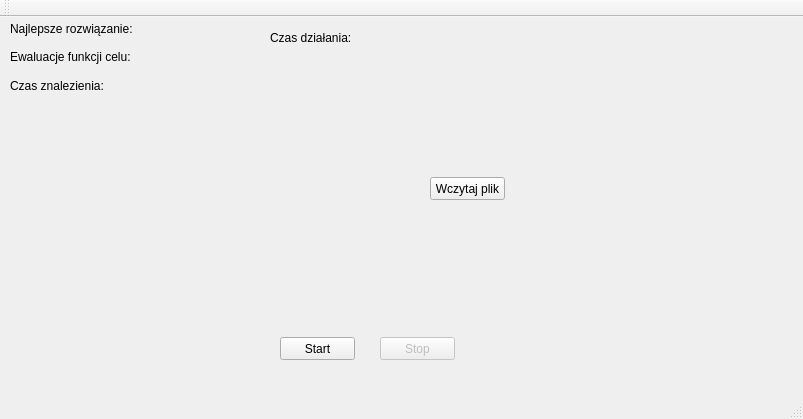
Before: the Qt Designer form OrderP3 GUI/OrderP3GUI.ui in simonusher/p4, drawn with Qt 5.
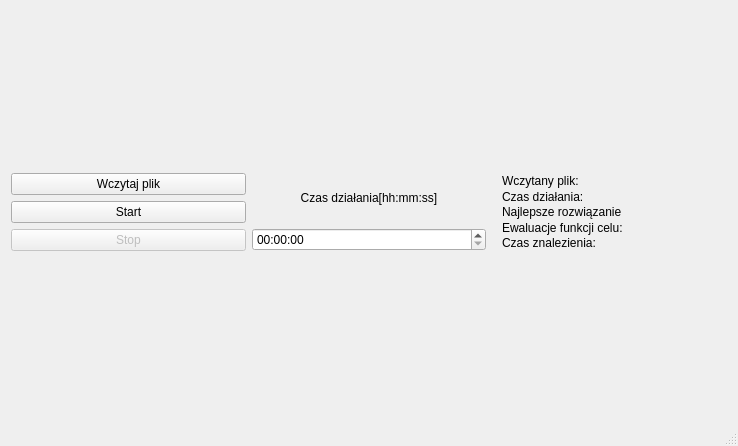
After: the same form once the commit is applied.

Diff of the .ui file:
```diff
--- a/OrderP3 GUI/OrderP3GUI.ui
+++ b/OrderP3 GUI/OrderP3GUI.ui
@@ -6,129 +6,151 @@
    <rect>
     <x>0</x>
     <y>0</y>
-    <width>803</width>
-    <height>419</height>
+    <width>738</width>
+    <height>446</height>
    </rect>
   </property>
   <property name="windowTitle">
    <string>OrderP3GUI</string>
   </property>
   <widget class="QWidget" name="centralWidget">
+   <layout class="QGridLayout" name="gridLayout" rowstretch="1,2" columnstretch="0,0,0">
+    <item row="0" column="0">
+     <layout class="QVBoxLayout" name="verticalLayout">
+      <item>
+       <widget class="QPushButton" name="bt_select_file">
+        <property name="text">
+         <string>Wczytaj plik</string>
+        </property>
+       </widget>
+      </item>
+      <item>
    <widget class="QPushButton" name="bt_start">
-    <property name="geometry">
-     <rect>
-      <x>280</x>
-      <y>320</y>
-      <width>75</width>
-      <height>23</height>
-     </rect>
-    </property>
     <property name="text">
      <string>Start</string>
     </property>
    </widget>
+      </item>
+      <item>
    <widget class="QPushButton" name="bt_stop">
     <property name="enabled">
      <bool>false</bool>
     </property>
-    <property name="geometry">
-     <rect>
-      <x>380</x>
-      <y>320</y>
-      <width>75</width>
-      <height>23</height>
-     </rect>
-    </property>
     <property name="text">
      <string>Stop</string>
     </property>
    </widget>
-   <widget class="QPushButton" name="bt_select_file">
-    <property name="geometry">
-     <rect>
-      <x>430</x>
-      <y>160</y>
-      <width>75</width>
-      <height>23</height>
-     </rect>
-    </property>
+      </item>
+     </layout>
+    </item>
+    <item row="0" column="1">
+     <layout class="QVBoxLayout" name="verticalLayout_2">
+      <item>
+       <widget class="QLabel" name="label">
     <property name="text">
-     <string>Wczytaj plik</string>
-    </property>
-   </widget>
-   <widget class="QWidget" name="verticalLayoutWidget">
-    <property name="geometry">
-     <rect>
-      <x>0</x>
-      <y>0</y>
-      <width>241</width>
-      <height>91</height>
-     </rect>
-    </property>
-    <layout class="QVBoxLayout" name="vl_best_solution_data">
+         <string>Czas działania[hh:mm:ss]</string>
+        </property>
+        <property name="alignment">
+         <set>Qt::AlignCenter</set>
+        </property>
+       </widget>
+      </item>
+      <item>
+       <widget class="QTimeEdit" name="timeEdit">
+        <property name="displayFormat">
+         <string>HH:mm:ss</string>
+        </property>
+       </widget>
+      </item>
+     </layout>
+    </item>
+    <item row="0" column="2">
+     <layout class="QGridLayout" name="metadata_grid_layout" rowstretch="0,0,0,0,0" columnstretch="0,0">
      <property name="leftMargin">
       <number>10</number>
      </property>
-     <property name="topMargin">
+      <property name="horizontalSpacing">
+       <number>10</number>
+      </property>
+      <property name="verticalSpacing">
       <number>0</number>
      </property>
-     <item>
+      <item row="1" column="1">
+       <widget class="QLabel" name="lb_elapsed_time_value">
+        <property name="text">
+         <string/>
+        </property>
+       </widget>
+      </item>
+      <item row="4" column="0">
+       <widget class="QLabel" name="lb_time">
+        <property name="text">
+         <string>Czas znalezienia:</string>
+        </property>
+       </widget>
+      </item>
+      <item row="4" column="1">
+       <widget class="QLabel" name="lb_time_passed_value">
+        <property name="text">
+         <string/>
+        </property>
+       </widget>
+      </item>
+      <item row="2" column="0">
       <widget class="QLabel" name="lb_best_solution">
        <property name="text">
-        <string>Najlepsze rozwiązanie:</string>
+         <string>Najlepsze rozwiązanie</string>
        </property>
       </widget>
      </item>
-     <item>
+      <item row="3" column="0">
       <widget class="QLabel" name="lb_ffe">
        <property name="text">
         <string>Ewaluacje funkcji celu:</string>
        </property>
       </widget>
      </item>
-     <item>
-      <widget class="QLabel" name="lb_time">
+      <item row="3" column="1">
+       <widget class="QLabel" name="lb_ffe_value">
        <property name="text">
-        <string>Czas znalezienia:</string>
+         <string/>
        </property>
       </widget>
      </item>
-    </layout>
-   </widget>
+      <item row="1" column="0">
    <widget class="QLabel" name="lb_time_passed">
-    <property name="geometry">
-     <rect>
-      <x>270</x>
-      <y>10</y>
-      <width>191</width>
-      <height>21</height>
-     </rect>
-    </property>
     <property name="text">
      <string>Czas działania:</string>
     </property>
    </widget>
-  </widget>
-  <widget class="QMenuBar" name="menuBar">
-   <property name="enabled">
-    <bool>true</bool>
-   </property>
-   <property name="geometry">
-    <rect>
-     <x>0</x>
-     <y>0</y>
-     <width>803</width>
-     <height>21</height>
-    </rect>
-   </property>
-  </widget>
-  <widget class="QToolBar" name="mainToolBar">
-   <attribute name="toolBarArea">
-    <enum>TopToolBarArea</enum>
-   </attribute>
-   <attribute name="toolBarBreak">
-    <bool>false</bool>
-   </attribute>
+      </item>
+      <item row="2" column="1">
+       <widget class="QLabel" name="lb_best_solution_value">
+        <property name="text">
+         <string/>
+        </property>
+       </widget>
+      </item>
+      <item row="0" column="0">
+       <widget class="QLabel" name="lb_loaded_file">
+        <property name="text">
+         <string>Wczytany plik:</string>
+        </property>
+       </widget>
+      </item>
+      <item row="0" column="1">
+       <widget class="QLabel" name="lb_loaded_file_value">
+        <property name="text">
+         <string/>
+        </property>
+       </widget>
+      </item>
+     </layout>
+    </item>
+    <item row="1" column="0" colspan="3">
+     <layout class="QVBoxLayout" name="chart_layout"/>
+    </item>
+   </layout>
   </widget>
   <widget class="QStatusBar" name="statusBar"/>
  </widget>
```
Left out of the diff: 12 changed lines with no effect on the pictures. Lines whose indentation alone changed are shown as unchanged.
